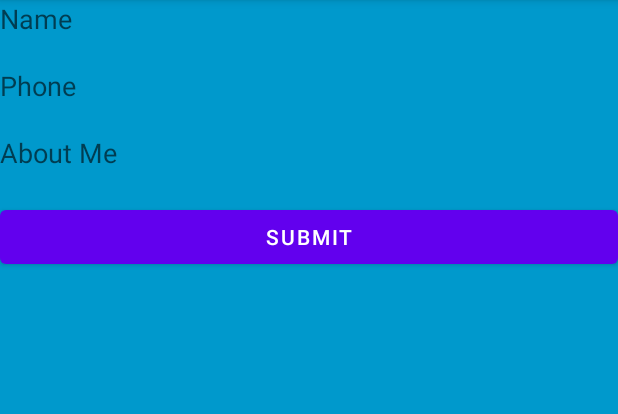
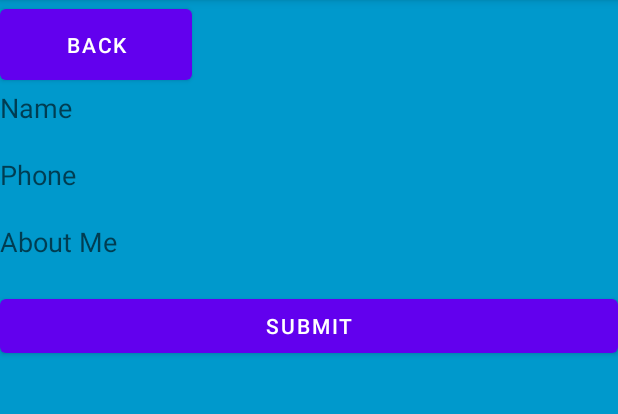
Before and after one commit to WSU-4110/GymBuddy, an Android app: the userPreferences screen opened directly, with no data from a screen before it, on a phone screen of 412 x 824 dp, the part 84-498 px from its top. Run offline under Robolectric (Android 15) with nearby library versions, the phone set to English and light mode, and no system bars; our stand-ins replace Firebase (no records; nobody signed in at launch, a user with empty details on screens opened directly); Roboto replaces fonts that are not available here.

Commit message:
user prefences back button

```diff
--- a/app/src/main/java/com/company/authenticatorapp/userPreferences.java
+++ b/app/src/main/java/com/company/authenticatorapp/userPreferences.java
@@ -29,6 +29,8 @@ public class userPreferences extends AppCompatActivity{
     private FirebaseAuth auth;
     private ArrayAdapter<String> adaptSpinner;
     private Spinner dropdownSpinner;
+
+    private Button button;
 
     @Override
     protected void onCreate(Bundle savedInstanceState) {
@@ -64,6 +66,19 @@ public class userPreferences extends AppCompatActivity{
             }
         });
 
+        button = (Button) findViewById(R.id.button5);
+        button.setOnClickListener(new View.OnClickListener() {
+            @Override
+            public void onClick(View v) {
+                homeScreen();
+            }
+        });
+
+    }
+
+    public void homeScreen(){
+        Intent intent = new Intent(this, MainActivity.class);
+        startActivity(intent);
     }
 
     private void getUserInfo() {
--- a/app/src/main/res/layout/activity_user_preferences.xml
+++ b/app/src/main/res/layout/activity_user_preferences.xml
@@ -10,39 +10,48 @@
     <LinearLayout
         android:layout_width="match_parent"
         android:layout_height="match_parent"
-        android:orientation="vertical"
-        android:background="@android:color/holo_blue_dark">
+        android:background="@android:color/holo_blue_dark"
+        android:orientation="vertical">
+
+
+        <Button
+            android:id="@+id/button5"
+            android:layout_width="128dp"
+            android:layout_height="59dp"
+            android:layout_marginEnd="8dp"
+            android:text="Back" />
 
         <EditText
+            android:id="@+id/setName"
             android:layout_width="match_parent"
             android:layout_height="wrap_content"
-            android:id="@+id/setName"
+            android:layout_marginBottom="20sp"
             android:background="@null"
-            android:hint="Name"
-            android:layout_marginBottom="20sp"/>
+            android:hint="Name" />
+
         <EditText
+            android:id="@+id/setPhone"
             android:layout_width="match_parent"
             android:layout_height="wrap_content"
-            android:id="@+id/setPhone"
+            android:layout_marginBottom="20sp"
             android:background="@null"
             android:hint="Phone"
-            android:layout_marginBottom="20sp"
-            android:inputType="phone"/>
+            android:inputType="phone" />
 
         <EditText
+            android:id="@+id/setAboutMe"
             android:layout_width="match_parent"
             android:layout_height="wrap_content"
-            android:id="@+id/setAboutMe"
+            android:layout_marginBottom="20sp"
             android:background="@null"
             android:hint="About Me"
-            android:layout_marginBottom="20sp"
-            android:inputType="textLongMessage"/>
+            android:inputType="textLongMessage" />
 
         <Button
+            android:id="@+id/btsubmit"
             android:layout_width="match_parent"
             android:layout_height="wrap_content"
-            android:id="@+id/btsubmit"
-            android:text="Submit"/>
+            android:text="Submit" />
 
     </LinearLayout>
 
```
